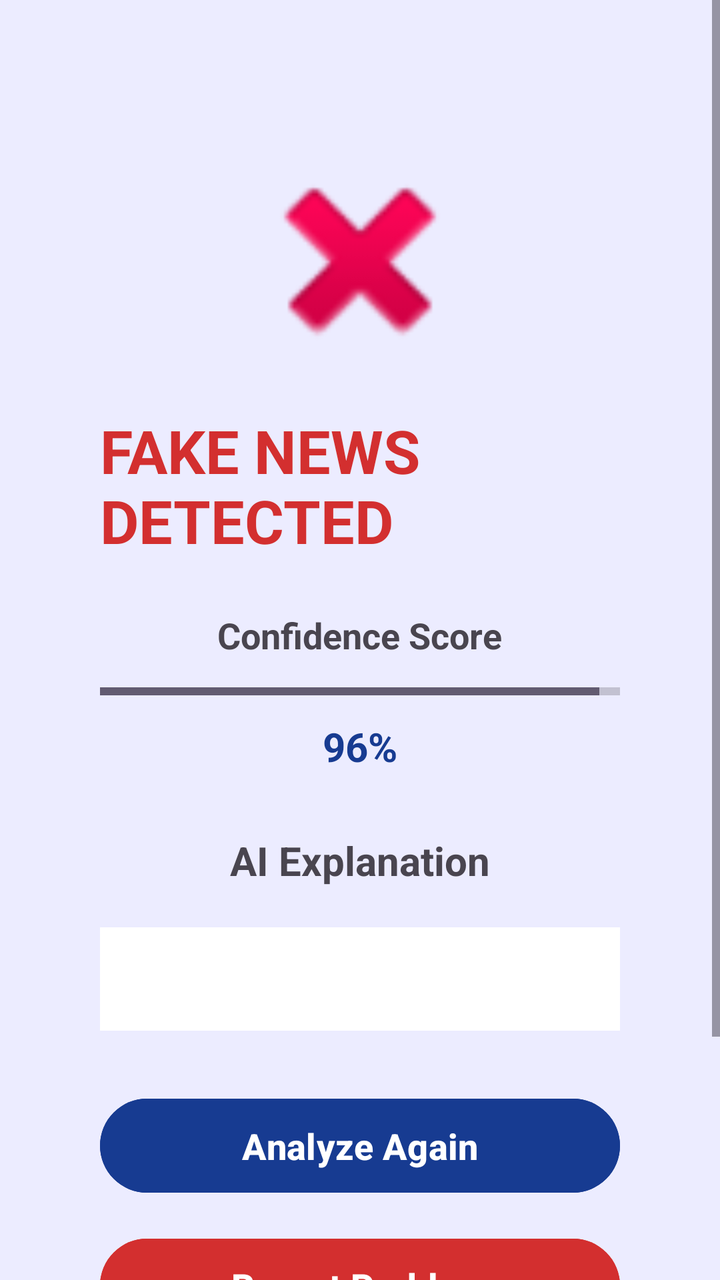
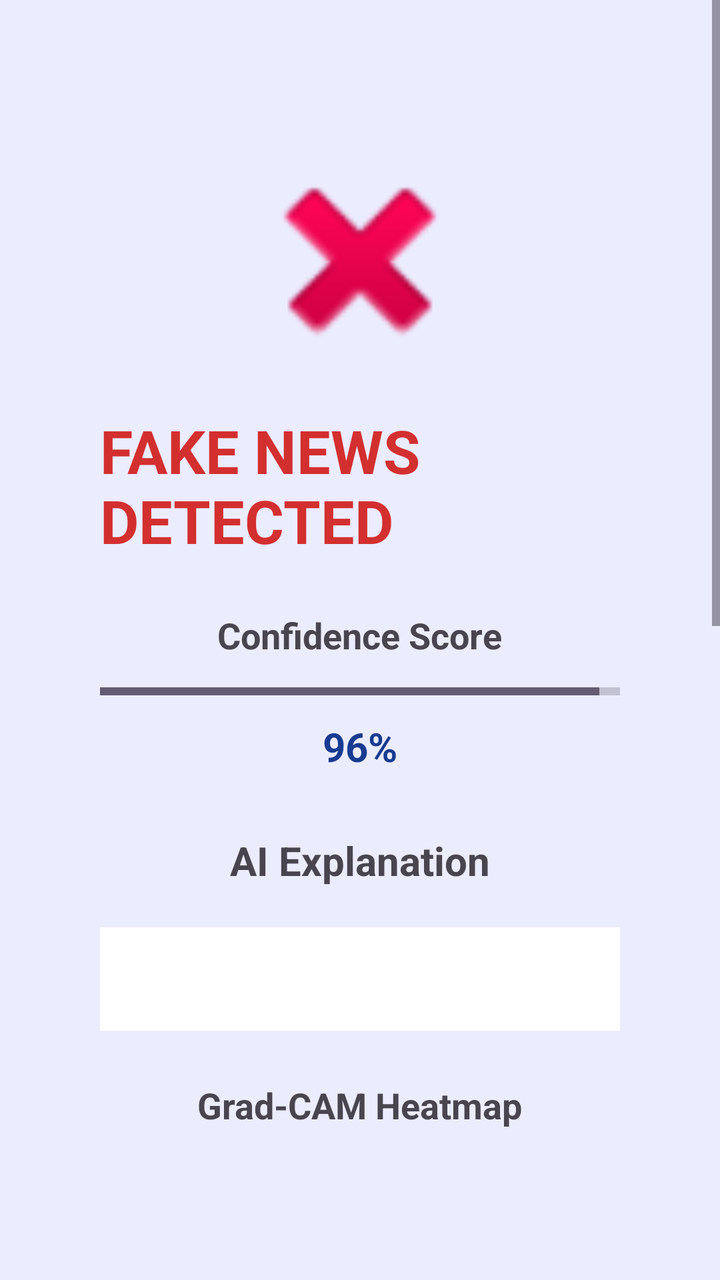

Two renders of the same Android screen: before a commit and after it. Below are the layout's source before the change and the commit's diff.
<!-- AndroidManifest.xml: application theme Theme.FactX -->
<!-- res/layout/activity_fake_result.xml -->
<?xml version="1.0" encoding="utf-8"?>
<ScrollView xmlns:android="http://schemas.android.com/apk/res/android"
    android:layout_width="match_parent"
    android:layout_height="match_parent"
    android:background="#ECECFF">

    <LinearLayout
        android:layout_width="match_parent"
        android:layout_height="wrap_content"
        android:gravity="center_horizontal"
        android:orientation="vertical"
        android:padding="50dp">

        

        <ImageView
            android:id="@+id/imgResult"
            android:layout_width="120dp"
            android:layout_height="120dp"
            android:layout_marginTop="20dp"
            android:src="@android:drawable/ic_delete" />

        

        <TextView
            android:id="@+id/txtResult"
            android:layout_width="wrap_content"
            android:layout_height="wrap_content"
            android:layout_marginTop="15dp"
            android:text="FAKE NEWS DETECTED"
            android:textColor="#D32F2F"
            android:textSize="30sp"
            android:textStyle="bold" />

        

        <TextView
            android:layout_width="wrap_content"
            android:layout_height="wrap_content"
            android:layout_marginTop="25dp"
            android:text="Confidence Score"
            android:textSize="18sp"
            android:textStyle="bold" />

        <ProgressBar
            android:id="@+id/progressConfidence"
            style="?android:attr/progressBarStyleHorizontal"
            android:layout_width="match_parent"
            android:layout_height="12dp"
            android:layout_marginTop="10dp"
            android:max="100"
            android:progress="96" />

        <TextView
            android:id="@+id/txtConfidence"
            android:layout_width="wrap_content"
            android:layout_height="wrap_content"
            android:layout_marginTop="8dp"
            android:text="96%"
            android:textColor="#173B91"
            android:textSize="20sp"
            android:textStyle="bold" />

        

        <TextView
            android:id="@+id/txtExplanationTitle"
            android:layout_width="wrap_content"
            android:layout_height="wrap_content"
            android:layout_marginTop="30dp"
            android:text="AI Explanation"
            android:textSize="20sp"
            android:textStyle="bold" />

        

        <TextView
            android:id="@+id/txtReason"
            android:layout_width="match_parent"
            android:layout_height="wrap_content"
            android:layout_marginTop="20dp"
            android:background="#FFFFFF"
            android:padding="15dp"
            android:textSize="16sp" />

        

        <Button
            android:id="@+id/btnAgain"
            android:layout_width="match_parent"
            android:layout_height="55dp"
            android:layout_marginTop="30dp"
            android:backgroundTint="#173B91"
            android:text="Analyze Again"
            android:textAllCaps="false"
            android:textColor="#FFFFFF"
            android:textSize="18sp"
            android:textStyle="bold" />

        

        <Button
            android:id="@+id/btnReport"
            android:layout_width="match_parent"
            android:layout_height="55dp"
            android:layout_marginTop="15dp"
            android:backgroundTint="#D32F2F"
            android:text="Report Problem"
            android:textAllCaps="false"
            android:textColor="#FFFFFF"
            android:textSize="18sp"
            android:textStyle="bold" />

        

        <Button
            android:id="@+id/btnHome"
            android:layout_width="match_parent"
            android:layout_height="55dp"
            android:layout_marginTop="15dp"
            android:backgroundTint="#4CAF50"
            android:text="Back to Home"
            android:textAllCaps="false"
            android:textColor="#FFFFFF"
            android:textSize="18sp"
            android:textStyle="bold" />

    </LinearLayout>

</ScrollView>
<!-- resources referenced by this layout -->
<resources>
  <style name="Theme.FactX" parent="Base.Theme.FactX" />
  <style name="Base.Theme.FactX" parent="Theme.Material3.DayNight.NoActionBar">
          
          
      </style>
</resources>

<!-- the commit's change to res/layout/activity_fake_result.xml (unified diff, before → after) -->
@@ -83,6 +83,44 @@
             android:padding="15dp"
             android:textSize="16sp" />
 
+
+        
+
+        <TextView
+            android:layout_width="wrap_content"
+            android:layout_height="wrap_content"
+            android:layout_marginTop="25dp"
+            android:text="Grad-CAM Heatmap"
+            android:textSize="18sp"
+            android:textStyle="bold" />
+
+        <ImageView
+            android:id="@+id/imgGradCAM"
+            android:layout_width="match_parent"
+            android:layout_height="200dp"
+            android:layout_marginTop="10dp"
+            android:scaleType="fitCenter"
+            android:contentDescription="Grad-CAM explanation" />
+
+        
+
+        <TextView
+            android:layout_width="wrap_content"
+            android:layout_height="wrap_content"
+            android:layout_marginTop="25dp"
+            android:text="SHAP Explanation"
+            android:textSize="18sp"
+            android:textStyle="bold" />
+
+        <ImageView
+            android:id="@+id/imgSHAP"
+            android:layout_width="match_parent"
+            android:layout_height="200dp"
+            android:layout_marginTop="10dp"
+            android:scaleType="fitCenter"
+            android:contentDescription="SHAP explanation" />
+
+
         
 
         <Button
